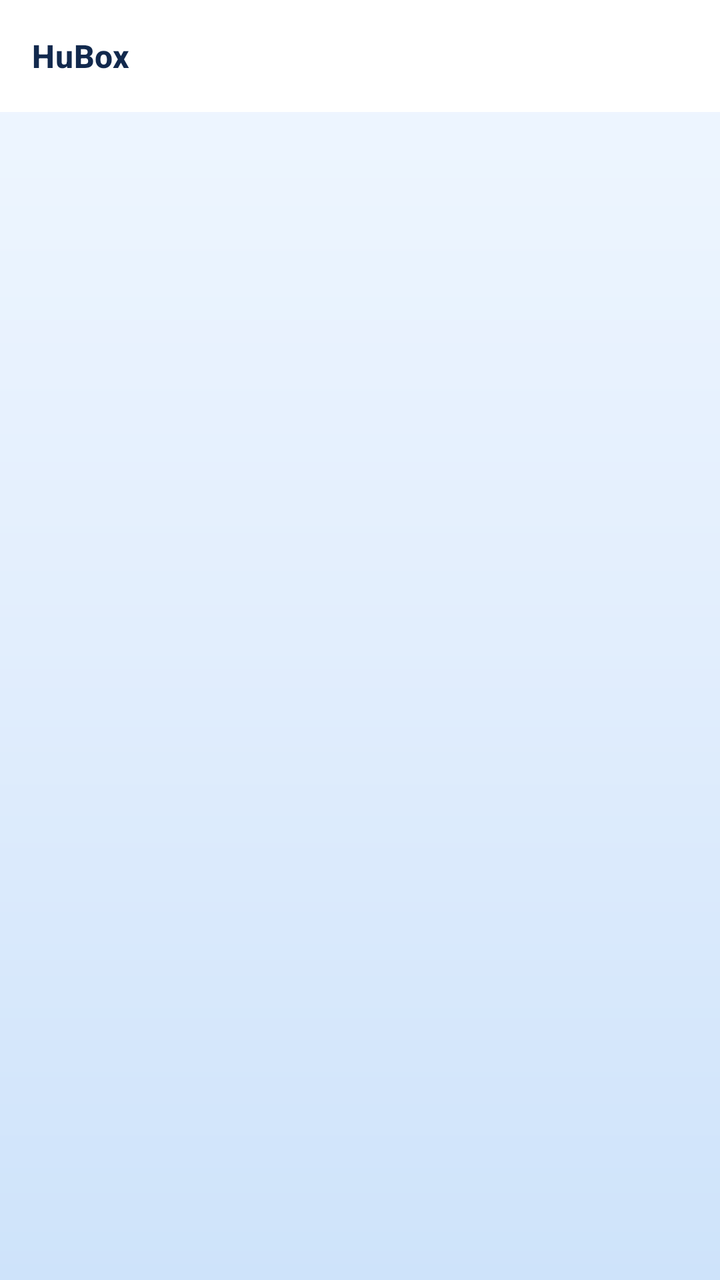
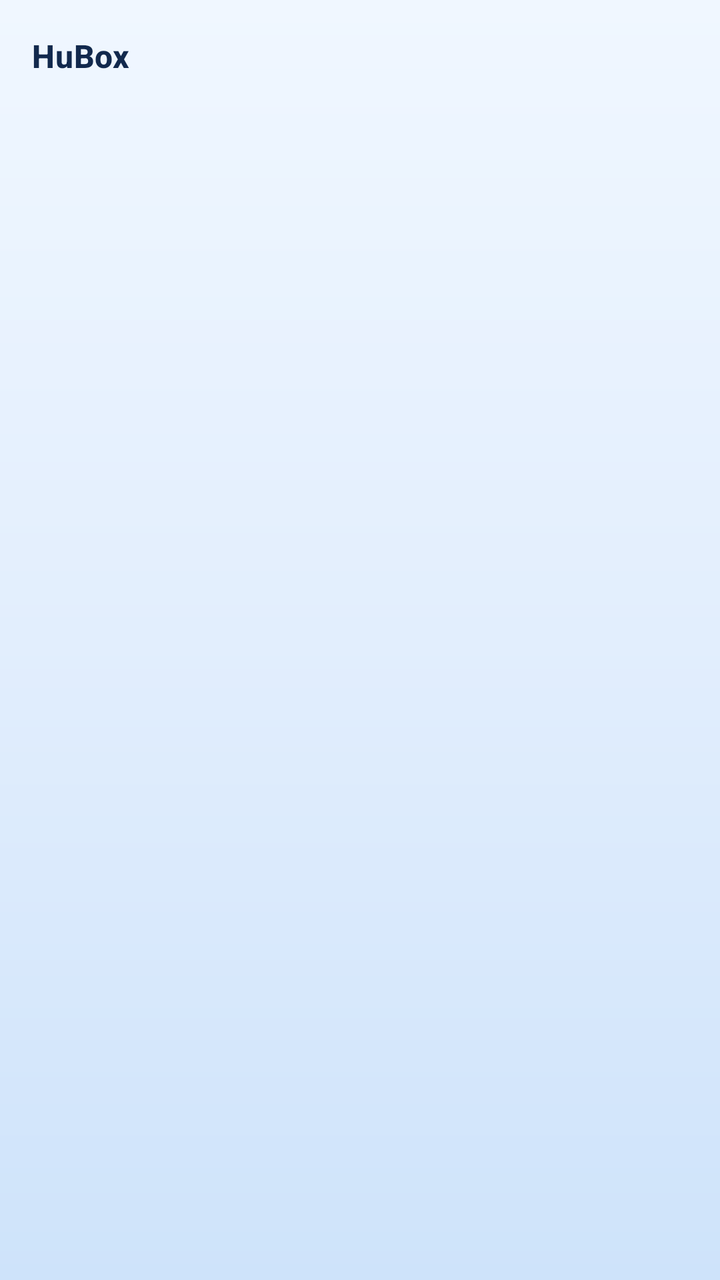

The first picture is an Android layout as it rendered before a commit; the second is the same layout after the commit. The layout source and the unified diff follow.
<!-- AndroidManifest.xml: application theme Theme.Start -->
<!-- res/layout/layout_home_customize.xml -->
<?xml version="1.0" encoding="utf-8"?>
<LinearLayout xmlns:android="http://schemas.android.com/apk/res/android"
    xmlns:tools="http://schemas.android.com/tools"
    android:layout_width="match_parent"
    android:layout_height="match_parent"
    android:background="@drawable/bg_glass_window"
    android:orientation="vertical"
    tools:context=".ui.HomeCustomizeFragment">

    <include
        layout="@layout/layout_appbar"
        android:layout_width="match_parent"
        android:layout_height="wrap_content" />

    <ScrollView
        android:layout_width="match_parent"
        android:layout_height="match_parent"
        android:fillViewport="true"
        android:overScrollMode="never"
        android:scrollbars="none">

        <LinearLayout
            android:id="@+id/customize_container"
            android:layout_width="match_parent"
            android:layout_height="wrap_content"
            android:orientation="vertical"
            android:padding="16dp" />
    </ScrollView>
</LinearLayout>
<!-- res/layout/layout_appbar.xml (included above) -->
<?xml version="1.0" encoding="utf-8"?>
<com.google.android.material.appbar.AppBarLayout xmlns:android="http://schemas.android.com/apk/res/android"
    xmlns:app="http://schemas.android.com/apk/res-auto"
    android:id="@+id/appbar"
    android:layout_width="match_parent"
    android:layout_height="wrap_content"
    android:background="?attr/colorSurface"
    app:elevation="0dp"
    app:liftOnScroll="false">

    <com.google.android.material.appbar.MaterialToolbar
        android:id="@+id/toolbar"
        android:layout_width="match_parent"
        android:layout_height="56dp"
        android:background="@android:color/transparent"
        android:theme="?actionBarTheme"
        android:touchscreenBlocksFocus="false"
        app:contentInsetStart="16dp"
        app:contentInsetStartWithNavigation="56dp"
        app:contentInsetEnd="12dp"
        app:titleTextAppearance="@style/TextAppearance.SagerNet.Toolbar.Title"
        app:titleTextColor="?android:attr/textColorPrimary"
        app:subtitleTextColor="?android:attr/textColorSecondary"
        app:navigationIconTint="?android:attr/textColorPrimary"
        app:popupTheme="?attr/actionBarPopupTheme"
        app:title="@string/app_name" />
</com.google.android.material.appbar.AppBarLayout>
<!-- resources referenced by this layout -->
<resources>
  <string name="app_name" translatable="false">HuBox</string>
  <color name="hubox_blue_primary">#1668E3</color>
  <color name="hubox_blue_primary_dark">#0F4DB0</color>
  <color name="hubox_blue_accent">#2E7CF6</color>
  <color name="material_green_100">#C8E6C9</color>
  <color name="material_green_300">#81C784</color>
  <color name="md3_background">#F4F8FF</color>
  <color name="md3_surface">#FFFFFF</color>
  <color name="md3_text_primary">#12294D</color>
  <color name="md3_text_secondary">#52627A</color>
  <color name="card_stroke">#29000000</color>
  <color name="white">#FFFFFFFF</color>
  <style name="ThemeOverlay.SagerNet.AlertDialog" parent="ThemeOverlay.MaterialComponents.MaterialAlertDialog.SagerNet">
          <item name="android:windowBackground">@drawable/bg_dialog</item>
      </style>
  <style name="Widget.SagerNet.TextInputLayout" parent="Widget.MaterialComponents.TextInputLayout.OutlinedBox">
          <item name="shapeAppearanceOverlay">@style/ShapeAppearanceOverlay.SagerNet.Input</item>
      </style>
  <style name="ThemeOverlay.SagerNet.BottomSheetDialog" parent="ThemeOverlay.MaterialComponents.BottomSheetDialog">
          <item name="bottomSheetStyle">@style/Widget.SagerNet.BottomSheet</item>
      </style>
  <style name="Widget.SagerNet.Button" parent="Widget.MaterialComponents.Button">
          <item name="shapeAppearanceOverlay">@style/ShapeAppearanceOverlay.SagerNet.Button</item>
      </style>
  <style name="Widget.Telegram.Preference.Switch" parent="@style/Preference.SwitchPreferenceCompat.Material">
          <item name="widgetLayout">@layout/layout_telegram_preference_switch</item>
      </style>
  <style name="Widget.Telegram.PreferenceCategory" parent="@style/Preference.Category">
          <item name="android:layout">@layout/layout_telegram_preference_category</item>
      </style>
  <style name="TextAppearance.SagerNet.PopupMenu" parent="TextAppearance.AppCompat.Widget.PopupMenu.Large">
          <item name="android:textSize">14sp</item>
      </style>
  <style name="ShapeAppearanceOverlay.SagerNet.Dialog" parent="">
          <item name="cornerFamily">rounded</item>
          <item name="cornerSize">@dimen/dialog_corner_radius</item>
      </style>
  <style name="Widget.MaterialComponents.Button.TextButton.Dialog.Primary">
          <item name="android:textColor">?primaryOrTextPrimary</item>
      </style>
  <style name="Widget.MaterialComponents.Button.TextButton.Dialog.Flush.Primary">
          <item name="android:textColor">?primaryOrTextPrimary</item>
      </style>
  <dimen name="profile_card_corner_radius">16dp</dimen>
  <dimen name="card_stroke_width">1dp</dimen>
  <style name="ShapeAppearanceOverlay.SagerNet.Input" parent="">
          <item name="cornerFamily">rounded</item>
          <item name="cornerSize">@dimen/input_corner_radius</item>
      </style>
  <style name="PopupMenuAnimation">
          <item name="android:windowEnterAnimation">@anim/popup_enter</item>
          <item name="android:windowExitAnimation">@anim/popup_exit</item>
      </style>
  <style name="Widget.SagerNet.BottomSheet" parent="Widget.MaterialComponents.BottomSheet.Modal">
          <item name="shapeAppearanceOverlay">@style/ShapeAppearanceOverlay.SagerNet.BottomSheet</item>
      </style>
  <style name="ShapeAppearanceOverlay.SagerNet.Button" parent="">
          <item name="cornerFamily">rounded</item>
          <item name="cornerSize">@dimen/button_corner_radius</item>
      </style>
  <dimen name="dialog_background_inset">24dp</dimen>
  <dimen name="dialog_corner_radius">16dp</dimen>
  <dimen name="input_corner_radius">16dp</dimen>
  <dimen name="popup_corner_radius">12dp</dimen>
  <color name="popup_dropdown_stroke">#38000000</color>
  <dimen name="button_corner_radius">16dp</dimen>
  <color name="telegram_switch_track_off">#E2E8F0</color>
  <color name="telegram_switch_thumb_off">#FFFFFF</color>
  <!-- unchanged entries left out for length: 26 -->
</resources>

<!-- the commit's change to res/layout/layout_home_customize.xml (unified diff, before → after) -->
@@ -3,7 +3,6 @@
     xmlns:tools="http://schemas.android.com/tools"
     android:layout_width="match_parent"
     android:layout_height="match_parent"
-    android:background="@drawable/bg_glass_window"
     android:orientation="vertical"
     tools:context=".ui.HomeCustomizeFragment">
 
@@ -34,7 +33,7 @@
     android:id="@+id/appbar"
     android:layout_width="match_parent"
     android:layout_height="wrap_content"
-    android:background="?attr/colorSurface"
+    android:background="@android:color/transparent"
     app:elevation="0dp"
     app:liftOnScroll="false">
 
